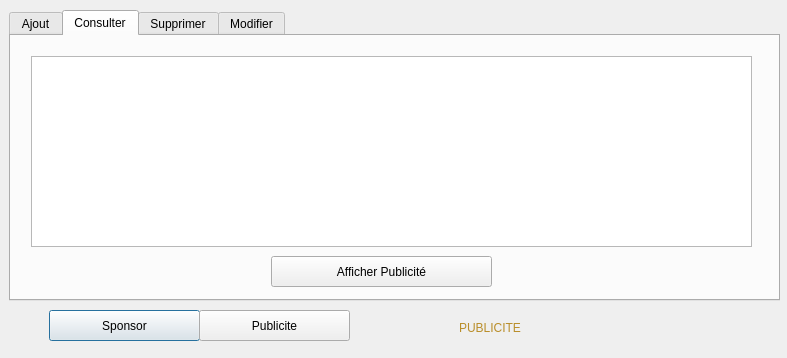
First picture: the form in marketing.ui, repository hanenjabnoun-Esprit-2019/Smart_News_Agency_2A25, before the edit.
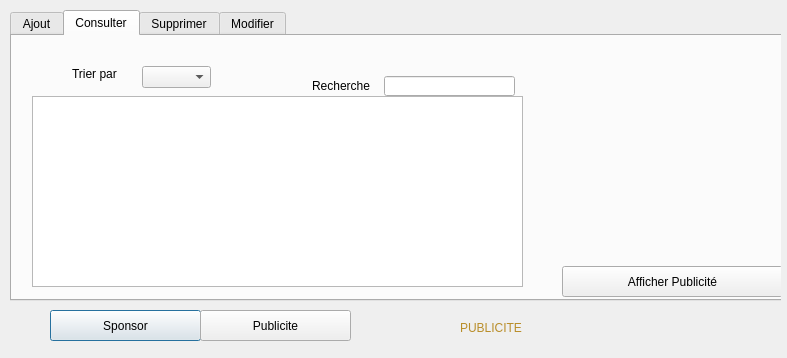
Second picture: the form after the edit. The open tabs and pages were chosen to show the change. Icons and pictures are not drawn.

Commit message: Recherche Trie Send mail

```diff
--- a/marketing.ui
+++ b/marketing.ui
@@ -19,7 +19,7 @@
   <widget class="QStackedWidget" name="stackedWidget_2">
    <property name="geometry">
     <rect>
-     <x>9</x>
+     <x>10</x>
      <y>10</y>
      <width>771</width>
      <height>341</height>
@@ -71,7 +71,7 @@
       <rect>
        <x>0</x>
        <y>0</y>
-       <width>771</width>
+       <width>781</width>
        <height>291</height>
       </rect>
      </property>
@@ -320,8 +320,8 @@
       <widget class="QPushButton" name="pushButton_afficherPub">
        <property name="geometry">
         <rect>
-         <x>260</x>
-         <y>220</y>
+         <x>550</x>
+         <y>230</y>
          <width>221</width>
          <height>31</height>
         </rect>
@@ -338,8 +338,8 @@
        <property name="geometry">
         <rect>
          <x>20</x>
-         <y>20</y>
-         <width>721</width>
+         <y>60</y>
+         <width>491</width>
          <height>191</height>
         </rect>
        </property>
@@ -360,6 +360,52 @@
         <pixmap>../Load.png</pixmap>
        </property>
       </widget>
+      <widget class="QLineEdit" name="recherche">
+       <property name="geometry">
+        <rect>
+         <x>372</x>
+         <y>40</y>
+         <width>131</width>
+         <height>20</height>
+        </rect>
+       </property>
+      </widget>
+      <widget class="QComboBox" name="comboBox_tri_pub">
+       <property name="geometry">
+        <rect>
+         <x>130</x>
+         <y>30</y>
+         <width>69</width>
+         <height>22</height>
+        </rect>
+       </property>
+      </widget>
+      <widget class="QLabel" name="label_35">
+       <property name="geometry">
+        <rect>
+         <x>60</x>
+         <y>30</y>
+         <width>61</width>
+         <height>16</height>
+        </rect>
+       </property>
+       <property name="text">
+        <string>Trier par</string>
+       </property>
+      </widget>
+      <widget class="QLabel" name="label_36">
+       <property name="geometry">
+        <rect>
+         <x>300</x>
+         <y>40</y>
+         <width>71</width>
+         <height>20</height>
+        </rect>
+       </property>
+       <property name="text">
+        <string>Recherche</string>
+       </property>
+      </widget>
      </widget>
      <widget class="QWidget" name="Supprimer_2">
       <attribute name="title">
```
Left out of the diff: 54 changed lines with no effect on the pictures. The commit also changes 9 other files.
